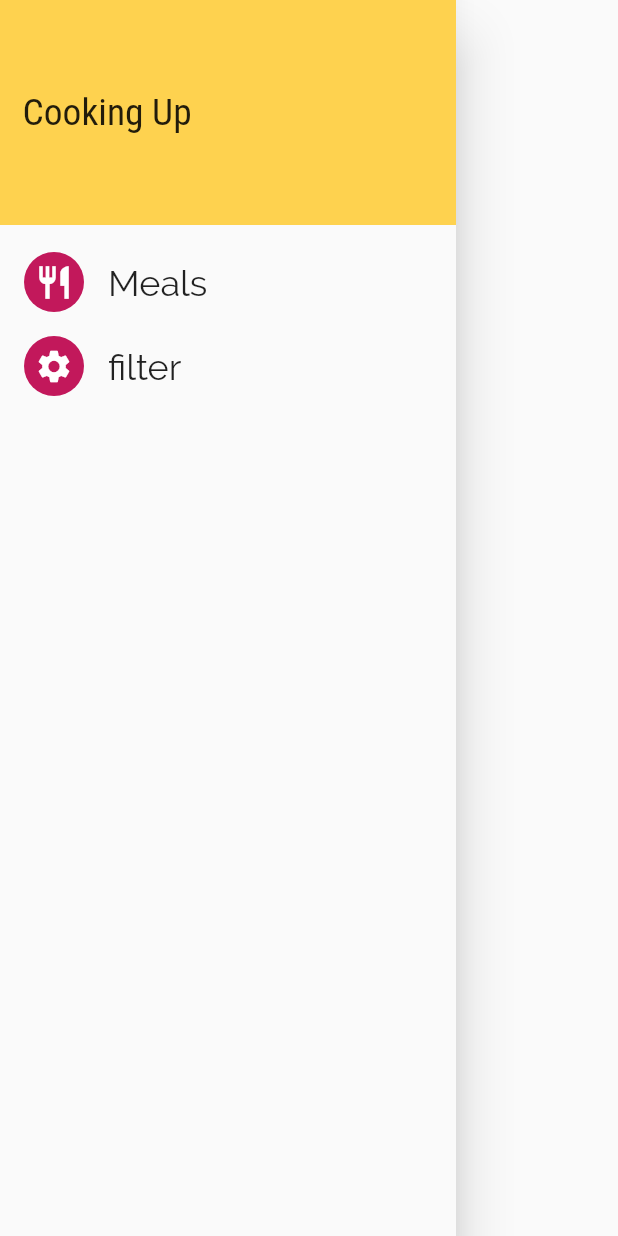
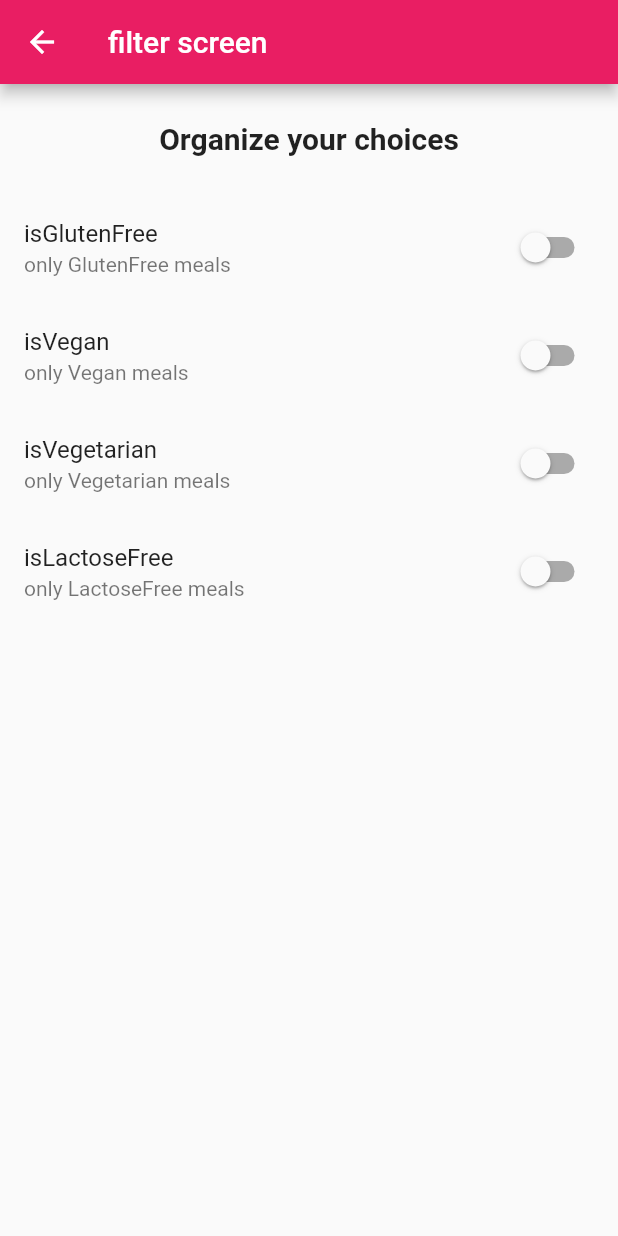
Before and after one commit to omar080299Dg/MealsApp-v3, a Flutter app: the MainDrawer widget shown alone on an empty page, opened directly, after a tap on "filter", on a phone screen of 412 x 824 dp. Run offline on Flutter 3.47's test engine with Material 2 defaults, Android fonts, the phone set to English and light mode, and no system bars.

Commit message:
finnaly! we did it

```diff
--- /dev/null
+++ b/mealsApp/lib/filter_screen.dart
@@ -0,0 +1,96 @@
+import 'package:flutter/material.dart';
+
+class FilterScreen extends StatefulWidget {
+  static const routeName = '/filters';
+
+  @override
+  _FilterScreenState createState() => _FilterScreenState();
+}
+
+class _FilterScreenState extends State<FilterScreen> {
+  var isGlutenFree = false;
+
+  var isVegan = false;
+
+  var isVegetarian = false;
+
+  var isLactoseFree = false;
+
+  @override
+  Widget build(BuildContext context) {
+    return Scaffold(
+        appBar: AppBar(
+          title: Text("filter screen"),
+        ),
+        body: Column(
+          children: <Widget>[
+            Container(
+              alignment: Alignment.center,
+              padding: EdgeInsets.all(25),
+              child: Text(
+                "Organize your choices",
+                style: TextStyle(fontSize: 20, fontWeight: FontWeight.bold),
+              ),
+            ),
+            Expanded(
+              child: Column(
+                children: <Widget>[
+                  SwitchListTile(
+                    value: isGlutenFree,
+                    onChanged: (newv) {
+                      setState(() {
+                        isGlutenFree = newv;
+                      });
+                      print(newv);
+                    },
+                    title: Text(
+                      "isGlutenFree",
+                    ),
+                    subtitle: Text("only GlutenFree meals"),
+                  ),
+                  SwitchListTile(
+                    value: isVegan,
+                    onChanged: (newv) {
+                      setState(() {
+                        isVegan = newv;
+                      });
+                      print(newv);
+                    },
+                    title: Text(
+                      "isVegan",
+                    ),
+                    subtitle: Text("only Vegan meals"),
+                  ),
+                  SwitchListTile(
+                    value: isVegetarian,
+                    onChanged: (newv) {
+                      setState(() {
+                        isVegetarian = newv;
+                      });
+                      print(newv);
+                    },
+                    title: Text(
+                      "isVegetarian",
+                    ),
+                    subtitle: Text("only Vegetarian meals"),
+                  ),
+                  SwitchListTile(
+                    value: isLactoseFree,
+                    onChanged: (newv) {
+                      setState(() {
+                        isLactoseFree = newv;
+                      });
+                      print(newv);
+                    },
+                    title: Text(
+                      "isLactoseFree",
+                    ),
+                    subtitle: Text("only LactoseFree meals"),
+                  ),
+                ],
+              ),
+            ),
+          ],
+        ));
+  }
+}
--- a/mealsApp/lib/main.dart
+++ b/mealsApp/lib/main.dart
@@ -1,6 +1,7 @@
 import 'package:flutter/material.dart';
 import 'package:mealsApp/category_meal_screen.dart';
 import 'package:mealsApp/category_screen.dart';
+import 'package:mealsApp/filter_screen.dart';
 import 'package:mealsApp/meal_detail.dart';
 import 'package:mealsApp/tab_screen.dart';
 
@@ -18,7 +19,8 @@ class MyApp extends StatelessWidget {
       routes: {
         '/': (ctx) => TabsScreen(),
         '/category-meal': (ctx) => CategoryMeal(),
-        MealDetail.routeName: (ctx) => MealDetail()
+        MealDetail.routeName: (ctx) => MealDetail(),
+        FilterScreen.routeName: (ctx) => FilterScreen()
       },
     );
   }
--- a/mealsApp/lib/main_drawer.dart
+++ b/mealsApp/lib/main_drawer.dart
@@ -1,9 +1,10 @@
 import 'package:flutter/material.dart';
+import 'package:mealsApp/filter_screen.dart';
 
 class MainDrawer extends StatelessWidget {
   @override
   Widget build(BuildContext context) {
-    Widget listTileMaker(IconData icon, String text) {
+    Widget listTileMaker(IconData icon, String text, Function selectedDraw) {
       return ListTile(
         leading: CircleAvatar(
           child: Icon(
@@ -11,7 +12,7 @@ class MainDrawer extends StatelessWidget {
             size: 26,
           ),
         ),
-        onTap: () {},
+        onTap: selectedDraw,
         title: Text(
           text,
           style: TextStyle(fontSize: 24, fontFamily: 'Raleway'),
@@ -36,8 +37,12 @@ class MainDrawer extends StatelessWidget {
         SizedBox(
           height: 10,
         ),
-        listTileMaker(Icons.restaurant, 'Meals'),
-        listTileMaker(Icons.settings, 'filter'),
+        listTileMaker(Icons.restaurant, 'Meals', () {
+          Navigator.of(context).pushNamed('/');
+        }),
+        listTileMaker(Icons.settings, 'filter', () {
+          Navigator.of(context).pushNamed(FilterScreen.routeName);
+        }),
       ],
     ));
   }
```
